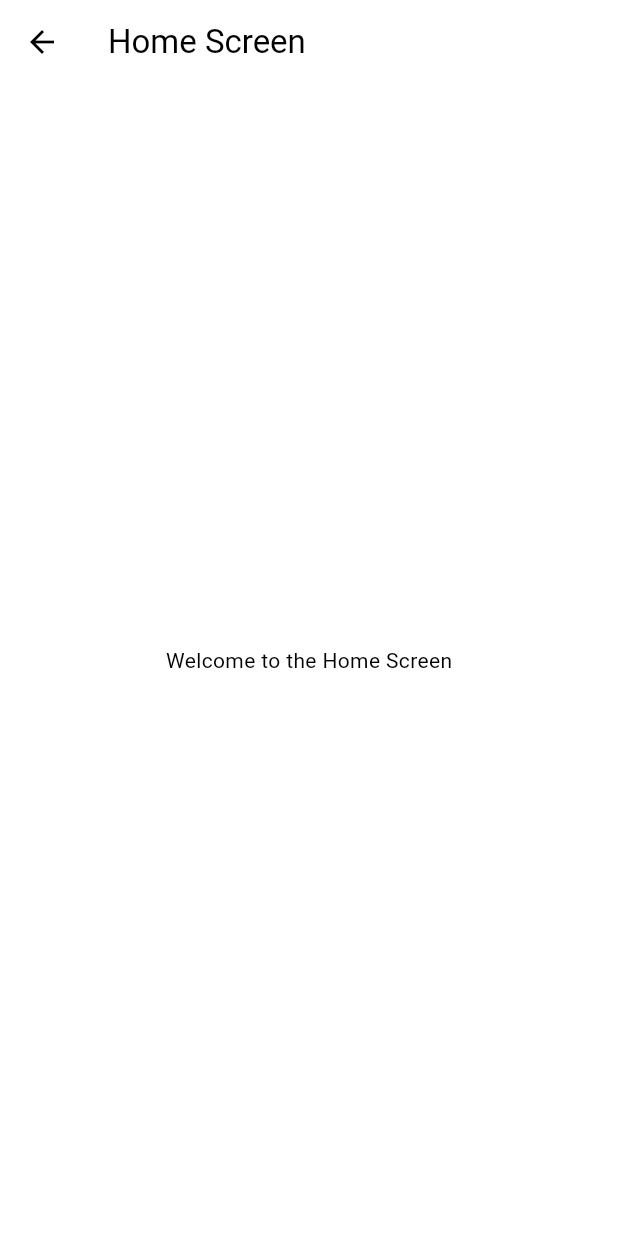
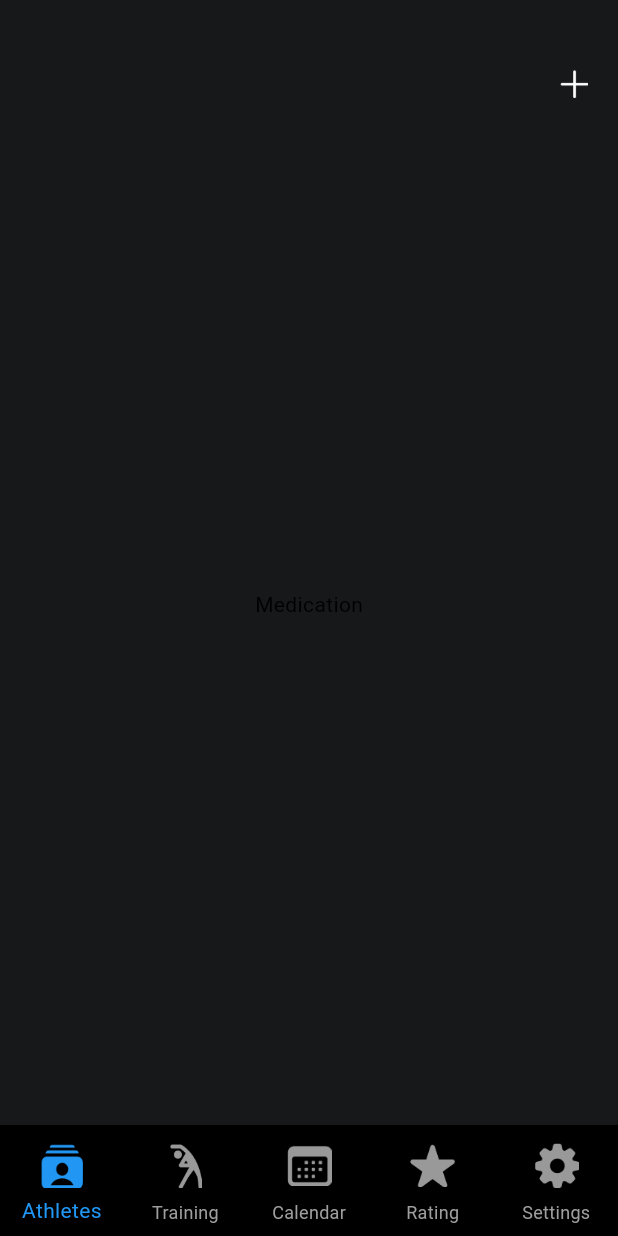
Before and after one commit to ramilsalihar/SportCoach, a Flutter app: the HomeScreen screen opened directly, on a phone screen of 412 x 824 dp. Run offline on Flutter 3.47's test engine with Material 3 defaults, Android fonts, the phone set to English and light mode, and no system bars.

Commit message:
app bottom bar

```diff
--- a/lib/screens/home/home_screen.dart
+++ b/lib/screens/home/home_screen.dart
@@ -1,23 +1,97 @@
 import 'package:flutter/material.dart';
+import 'package:sport_coach/widgets/layout/app_bottom_bar.dart';
 
-class HomeScreen extends StatelessWidget {
+class HomeScreen extends StatefulWidget {
   const HomeScreen({super.key});
 
   @override
+  State<HomeScreen> createState() => _HomeScreenState();
+}
+
+class _HomeScreenState extends State<HomeScreen> {
+  int selectedIndex = 0;
+
+  final PageController _pageController = PageController();
+
+  @override
+  void dispose() {
+    _pageController.dispose();
+    super.dispose();
+  }
+
+  @override
   Widget build(BuildContext context) {
-    return Scaffold(
-      appBar: AppBar(
-        title: const Text('Home Screen'),
-      ),
-      body: Center(
-        child: Column(
-          mainAxisAlignment: MainAxisAlignment.center,
-          children: const <Widget>[
-            Text(
-              'Welcome to the Home Screen',
+    return SafeArea(
+      child: Scaffold(
+        backgroundColor: Theme.of(context).primaryColor,
+        appBar: AppBar(
+          automaticallyImplyLeading: false,
+          backgroundColor: Colors.transparent,
+        ),
+        body: PageView(
+          controller: _pageController,
+          onPageChanged: (index) {
+            setState(() {
+              selectedIndex = index;
+            });
+          },
+          children: const [
+            Center(
+              child: Text('Medication'),
+            ),
+            Center(
+              child: Text('Medication'),
+            ),
+            Center(
+              child: Text('Medication'),
+            ),
+            Center(
+              child: Text('Medication'),
+            ),
+            Center(
+              child: Text('Medication'),
             ),
           ],
         ),
+        bottomNavigationBar: AppBottomBar(
+          selectedIndex: selectedIndex,
+          onItemTapped: (int index) {
+            _pageController.animateToPage(
+              index,
+              duration: const Duration(milliseconds: 300),
+              curve: Curves.easeInOut,
+            );
+          },
+        ),
+        floatingActionButton: SizedBox(
+          height: 35,
+          width: 35,
+          child: IconButton(
+            icon: Image.asset('assets/icons/add.png'),
+            onPressed: () {
+              // if (selectedIndex == 0) {
+              //   Navigator.of(context).push(
+              //     MaterialPageRoute(
+              //       builder: (context) => const NewArticlePage(),
+              //     ),
+              //   );
+              // } else if (selectedIndex == 1) {
+              //   Navigator.of(context).push(
+              //     MaterialPageRoute(
+              //       builder: (context) => const NewEventPage(),
+              //     ),
+              //   );
+              // } else if (selectedIndex == 2) {
+              //   Navigator.of(context).push(
+              //     MaterialPageRoute(
+              //       builder: (context) => const AddBudgetPage(),
+              //     ),
+              //   );
+              // }
+            },
+          ),
+        ),
+        floatingActionButtonLocation: FloatingActionButtonLocation.miniEndTop,
       ),
     );
   }
--- /dev/null
+++ b/lib/widgets/layout/app_bottom_bar.dart
@@ -0,0 +1,64 @@
+import 'package:flutter/material.dart';
+
+class AppBottomBar extends StatefulWidget {
+  const AppBottomBar({
+    super.key,
+    required this.selectedIndex,
+    required this.onItemTapped,
+  });
+
+  final int selectedIndex;
+  final void Function(int) onItemTapped;
+
+  @override
+  State<AppBottomBar> createState() => _AppBottomBarState();
+}
+
+class _AppBottomBarState extends State<AppBottomBar> {
+  @override
+  Widget build(BuildContext context) {
+    return BottomNavigationBar(
+      type: BottomNavigationBarType.fixed,
+      selectedItemColor: Colors.blue,
+      showUnselectedLabels: true,
+      currentIndex: widget.selectedIndex,
+      items: [
+        customNavBarItem('assets/icons/athletes.png', 'Athletes', 0),
+        customNavBarItem('assets/icons/training.png', 'Training', 1),
+        customNavBarItem('assets/icons/calendar.png', 'Calendar', 2),
+        customNavBarItem('assets/icons/rating.png', 'Rating', 3),
+        customNavBarItem('assets/icons/settings.png', 'Settings', 4),
+      ],
+      onTap: widget.onItemTapped,
+    );
+  }
+
+  BottomNavigationBarItem customNavBarItem(
+      String path, String label, int index) {
+    return BottomNavigationBarItem(
+      label: label,
+      icon: Column(
+        children: [
+          const SizedBox(
+            height: 5,
+          ),
+          SizedBox(
+            height: 30,
+            width: 30,
+            child: widget.selectedIndex == index
+                ? Image.asset(
+                    path,
+                    color: Colors.blue,
+                  )
+                : Image.asset(
+                    path,
+                  ),
+          ),
+          const SizedBox(
+            height: 5,
+          ),
+        ],
+      ),
+    );
+  }
+}
```
Also changed, not shown: assets/icons/add.png (added), assets/icons/athletes.png.
